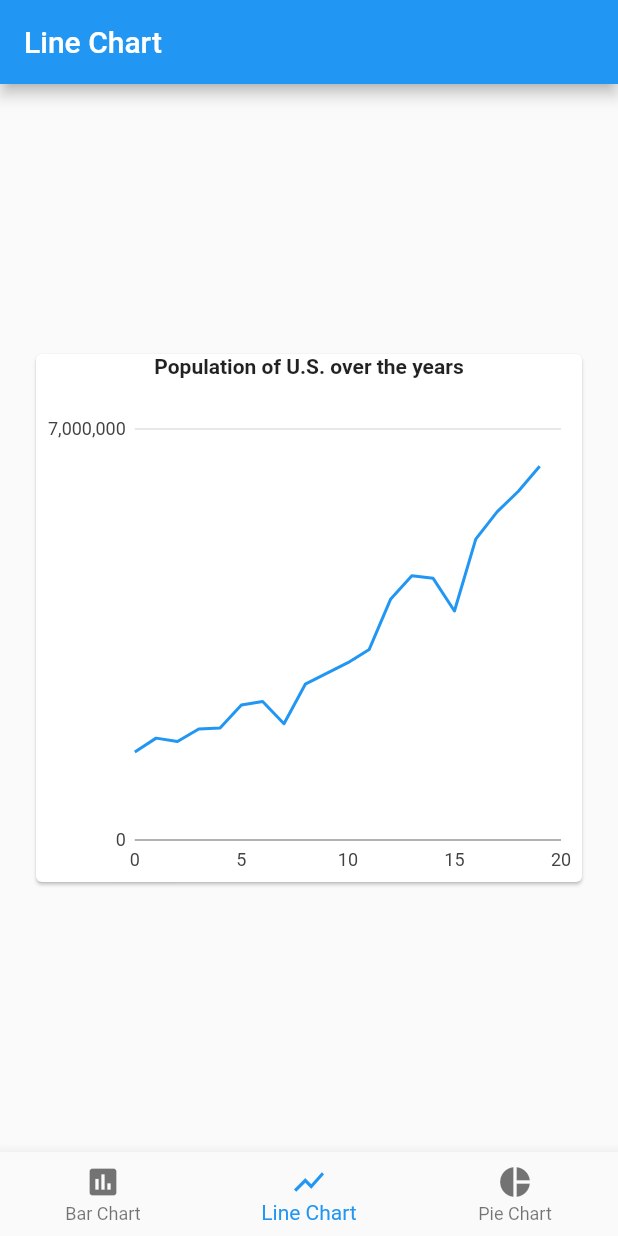
After one commit to gabrielmoreira-dev/flutter-charts, a Flutter app: the screen it shows after launch, on a phone screen of 412 x 824 dp. The commit adds this screen. Run offline on Flutter 3.47's test engine with Material 2 defaults, Android fonts, the phone set to English and light mode, and no system bars; our stand-ins replace charts_flutter, rxdart.

Commit message:
Criado chart card

```diff
--- /dev/null
+++ b/lib/presentation/chart/chart_card.dart
@@ -0,0 +1,34 @@
+import 'package:flutter/material.dart';
+import 'package:flutter/widgets.dart';
+
+class ChartCard extends StatelessWidget {
+  ChartCard({
+    @required this.chartBuilder,
+  }) : assert(chartBuilder != null);
+
+  final Widget chartBuilder;
+
+  @override
+  Widget build(BuildContext context) => Center(
+        child: Container(
+          height: 400,
+          padding: EdgeInsets.all(20),
+          child: Card(
+            child: Column(
+              children: <Widget>[
+                Text(
+                  "Population of U.S. over the years",
+                  style: TextStyle(fontWeight: FontWeight.bold),
+                ),
+                SizedBox(
+                  height: 20,
+                ),
+                Expanded(
+                  child: chartBuilder,
+                )
+              ],
+            ),
+          ),
+        ),
+      );
+}
```
Also changed, not shown: lib/presentation/chart/bar/bar_chart_page.dart (+7 -27 lines), lib/presentation/chart/line/line_chart_page.dart (+7 -26 lines), lib/presentation/chart/pie/pie_chart_page.dart (+7 -27 lines).
